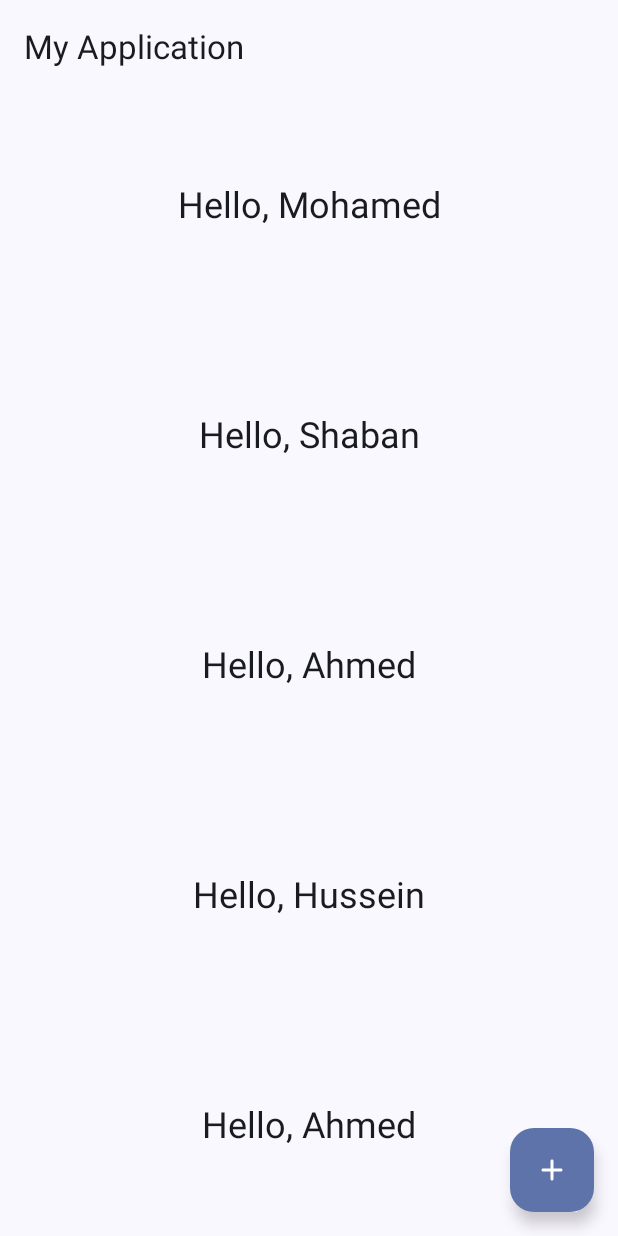
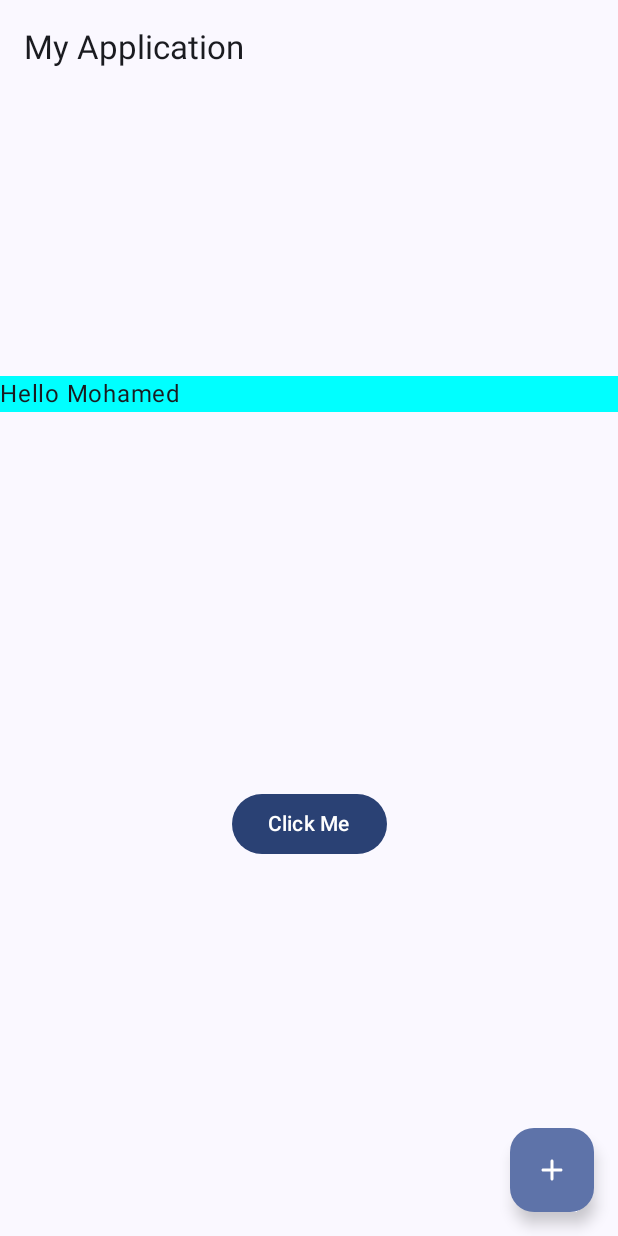
Before and after one commit to M7mdSh3banX/Learning-Jetpack-Compose, an Android app built with Jetpack Compose: the screen it shows after launch (MainActivity), on a phone screen of 412 x 824 dp. Run offline under Robolectric (Android 15) with nearby library versions, the phone set to English and light mode, and no system bars.

Commit message:
implement modifier for the first time

```diff
--- a/app/src/main/java/com/shaban/jetpackcomposeapp1/MyApplication.kt
+++ b/app/src/main/java/com/shaban/jetpackcomposeapp1/MyApplication.kt
@@ -35,10 +35,7 @@ fun MyApp() {
                 }
             }
         ) {
-            HomeScreen(
-                team = listOf("Mohamed", "Shaban", "Ahmed", "Hussein", "Ahmed"),
-                modifier = Modifier.padding(it)
-            )
+            HomeScreen(modifier = Modifier.padding(it))
         }
     }
 }
--- a/app/src/main/java/com/shaban/jetpackcomposeapp1/screens/HomeScreen.kt
+++ b/app/src/main/java/com/shaban/jetpackcomposeapp1/screens/HomeScreen.kt
@@ -1,44 +1,41 @@
 package com.shaban.jetpackcomposeapp1.screens
 
+import androidx.compose.foundation.background
 import androidx.compose.foundation.layout.Arrangement
 import androidx.compose.foundation.layout.Column
 import androidx.compose.foundation.layout.fillMaxSize
+import androidx.compose.foundation.layout.fillMaxWidth
+import androidx.compose.foundation.layout.padding
+import androidx.compose.material3.Button
+import androidx.compose.material3.Text
 import androidx.compose.runtime.Composable
 import androidx.compose.ui.Alignment
 import androidx.compose.ui.Modifier
-import com.shaban.jetpackcomposeapp1.composable.HelloMessage
+import androidx.compose.ui.graphics.Color
+import androidx.compose.ui.tooling.preview.Preview
 
 @Composable
-fun HomeScreen(team: List<String>, modifier: Modifier) {
-    /*Column(
-        modifier = Modifier.fillMaxSize(),
-        horizontalAlignment = Alignment.CenterHorizontally,
-        verticalArrangement = Arrangement.SpaceAround
-    ) {
-        HelloMessage(name = "Mohamed", modifier = modifier)
-        HelloMessage(name = "Shaban", modifier = modifier)
-        HelloMessage(name = "Ahmed", modifier = modifier)
-    }*/
-
-    /*Row(
-        modifier = Modifier.fillMaxSize(),
-        verticalAlignment = Alignment.CenterVertically,
-        horizontalArrangement = Arrangement.SpaceAround
-    ) {
-        HelloMessage(name = "Mohamed", modifier = modifier)
-        HelloMessage(name = "Shaban", modifier = modifier)
-    }*/
-
-    /*Box() {
-        HelloMessage(name = "Mohamed", modifier = modifier)
-        HelloMessage(name = "Shaban", modifier = modifier)
-    }*/
+fun HomeScreen(modifier: Modifier) {
 
     Column(
         modifier = Modifier.fillMaxSize(),
         horizontalAlignment = Alignment.CenterHorizontally,
         verticalArrangement = Arrangement.SpaceEvenly
     ) {
-        team.forEach { HelloMessage(name = it, modifier = modifier) }
+        Text(
+            modifier = Modifier
+                .fillMaxWidth()
+                .background(color = Color.Cyan),
+            text = "Hello Mohamed"
+        )
+        Button(onClick = { /*TODO*/ }) {
+            Text(text = "Click Me")
+        }
     }
 }
+
+@Composable
+@Preview(showBackground = true, showSystemUi = true)
+fun PreviewHomeScreen() {
+    HomeScreen(modifier = Modifier.padding())
+}
```
